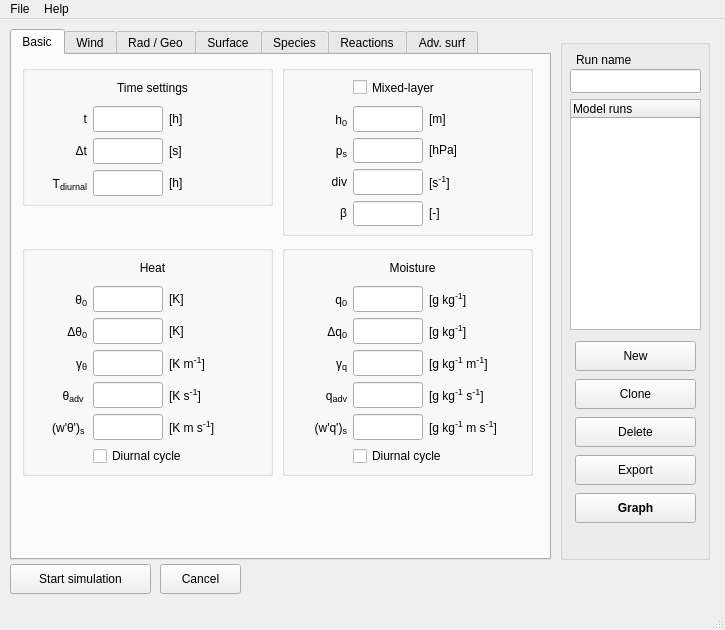
The window that mainwindow.ui (classmodel/modelgui) describes before a commit, drawn with Qt 5.
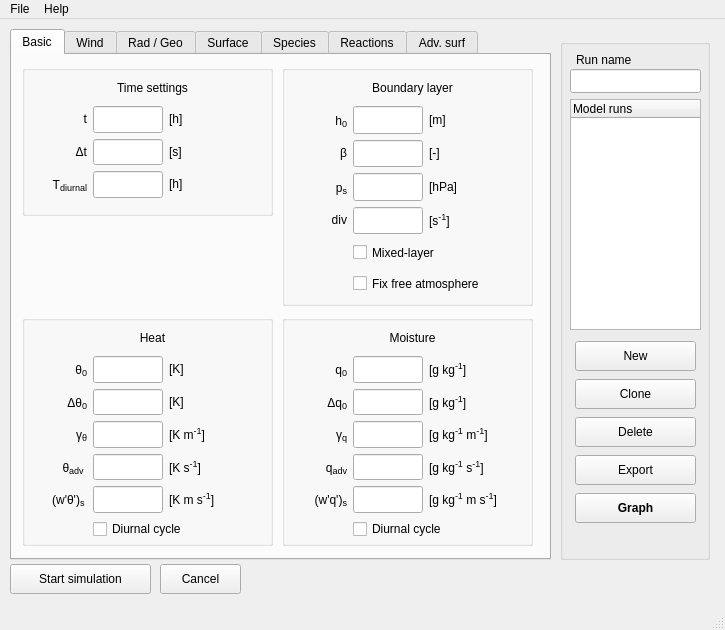
The same window after the commit.

```diff
--- a/mainwindow.ui
+++ b/mainwindow.ui
@@ -81,7 +81,7 @@
         <x>10</x>
         <y>10</y>
         <width>251</width>
-        <height>141</height>
+        <height>151</height>
        </rect>
       </property>
       <property name="title">
@@ -93,7 +93,7 @@
          <x>10</x>
          <y>10</y>
          <width>241</width>
-         <height>121</height>
+         <height>123</height>
         </rect>
        </property>
        <layout class="QGridLayout" name="modelsettings_grid" columnstretch="0,0,0" columnminimumwidth="0,0,0">
@@ -354,7 +354,7 @@
       <property name="geometry">
        <rect>
         <x>10</x>
-        <y>190</y>
+        <y>260</y>
         <width>251</width>
         <height>231</height>
        </rect>
@@ -368,7 +368,7 @@
          <x>10</x>
          <y>10</y>
          <width>241</width>
-         <height>211</height>
+         <height>214</height>
         </rect>
        </property>
        <layout class="QGridLayout" name="heat_grid" columnstretch="1,0,1" columnminimumwidth="50,0,90">
@@ -795,7 +795,7 @@
         <x>270</x>
         <y>10</y>
         <width>251</width>
-        <height>171</height>
+        <height>241</height>
        </rect>
       </property>
       <property name="title">
@@ -807,14 +807,142 @@
          <x>10</x>
          <y>10</y>
          <width>241</width>
-         <height>151</height>
+         <height>221</height>
         </rect>
        </property>
        <layout class="QGridLayout" name="ml_grid" columnstretch="1,0,1" columnminimumwidth="50,0,90">
         <property name="sizeConstraint">
          <enum>QLayout::SetMinimumSize</enum>
         </property>
-        <item row="1" column="0">
+        <item row="3" column="1">
+         <widget class="QLineEdit" name="input_ml_beta">
+          <property name="sizePolicy">
+           <sizepolicy hsizetype="Fixed" vsizetype="Expanding">
+            <horstretch>0</horstretch>
+            <verstretch>0</verstretch>
+           </sizepolicy>
+          </property>
+          <property name="minimumSize">
+           <size>
+            <width>70</width>
+            <height>0</height>
+           </size>
+          </property>
+          <property name="maximumSize">
+           <size>
+            <width>70</width>
+            <height>16777215</height>
+           </size>
+          </property>
+          <property name="toolTip">
+           <string>entrainment ratio for virtual heat</string>
+          </property>
+          <property name="text">
+           <string/>
+          </property>
+          <property name="alignment">
+           <set>Qt::AlignRight|Qt::AlignTrailing|Qt::AlignVCenter</set>
+          </property>
+         </widget>
+        </item>
+        <item row="3" column="0">
+         <widget class="QLabel" name="label_ml_beta">
+          <property name="sizePolicy">
+           <sizepolicy hsizetype="Fixed" vsizetype="Preferred">
+            <horstretch>0</horstretch>
+            <verstretch>0</verstretch>
+           </sizepolicy>
+          </property>
+          <property name="minimumSize">
+           <size>
+            <width>55</width>
+            <height>0</height>
+           </size>
+          </property>
+          <property name="maximumSize">
+           <size>
+            <width>55</width>
+            <height>16777215</height>
+           </size>
+          </property>
+          <property name="toolTip">
+           <string/>
+          </property>
+          <property name="text">
+           <string>&lt;html&gt;β&lt;/html&gt;</string>
+          </property>
+          <property name="alignment">
+           <set>Qt::AlignRight|Qt::AlignTrailing|Qt::AlignVCenter</set>
+          </property>
+         </widget>
+        </item>
+        <item row="1" column="0" colspan="3">
+         <widget class="QLabel" name="label_boundarylayer">
+          <property name="minimumSize">
+           <size>
+            <width>0</width>
+            <height>25</height>
+           </size>
+          </property>
+          <property name="maximumSize">
+           <size>
+            <width>16777215</width>
+            <height>25</height>
+           </size>
+          </property>
+          <property name="text">
+           <string>Boundary layer</string>
+          </property>
+          <property name="alignment">
+           <set>Qt::AlignCenter</set>
+          </property>
+         </widget>
+        </item>
+        <item row="3" column="2">
+         <widget class="QLabel" name="unitlabel_ml_beta">
+          <property name="toolTip">
+           <string/>
+          </property>
+          <property name="text">
+           <string>&lt;html&gt;[-]&lt;/html&gt;</string>
+          </property>
+          <property name="alignment">
+           <set>Qt::AlignLeading|Qt::AlignLeft|Qt::AlignVCenter</set>
+          </property>
+         </widget>
+        </item>
+        <item row="4" column="1">
+         <widget class="QLineEdit" name="input_ml_ps">
+          <property name="sizePolicy">
+           <sizepolicy hsizetype="Fixed" vsizetype="Expanding">
+            <horstretch>0</horstretch>
+            <verstretch>0</verstretch>
+           </sizepolicy>
+          </property>
+          <property name="minimumSize">
+           <size>
+            <width>70</width>
+            <height>0</height>
+           </size>
+          </property>
+          <property name="maximumSize">
+           <size>
+            <width>70</width>
+            <height>16777215</height>
+           </size>
+          </property>
+          <property name="toolTip">
+           <string>surface pressure</string>
+          </property>
+          <property name="text">
+           <string/>
+          </property>
+          <property name="alignment">
+           <set>Qt::AlignRight|Qt::AlignTrailing|Qt::AlignVCenter</set>
+          </property>
+         </widget>
+        </item>
+        <item row="2" column="0">
          <widget class="QLabel" name="label_ml_h">
           <property name="sizePolicy">
            <sizepolicy hsizetype="Fixed" vsizetype="Preferred">
@@ -845,7 +973,7 @@
           </property>
          </widget>
         </item>
-        <item row="1" column="1">
+        <item row="2" column="1">
          <widget class="QLineEdit" name="input_ml_h">
           <property name="sizePolicy">
            <sizepolicy hsizetype="Fixed" vsizetype="Expanding">
@@ -876,7 +1004,7 @@
           </property>
          </widget>
         </item>
-        <item row="2" column="0">
+        <item row="4" column="0">
          <widget class="QLabel" name="label_ml_ps">
           <property name="sizePolicy">
            <sizepolicy hsizetype="Fixed" vsizetype="Preferred">
@@ -907,38 +1035,7 @@
           </property>
          </widget>
         </item>
-        <item row="2" column="1">
-         <widget class="QLineEdit" name="input_ml_ps">
-          <property name="sizePolicy">
-           <sizepolicy hsizetype="Fixed" vsizetype="Expanding">
-            <horstretch>0</horstretch>
-            <verstretch>0</verstretch>
-           </sizepolicy>
-          </property>
-          <property name="minimumSize">
-           <size>
-            <width>70</width>
-            <height>0</height>
-           </size>
-          </property>
-          <property name="maximumSize">
-           <size>
-            <width>70</width>
-            <height>16777215</height>
-           </size>
-          </property>
-          <property name="toolTip">
-           <string>surface pressure</string>
-          </property>
-          <property name="text">
-           <string/>
-          </property>
-          <property name="alignment">
-           <set>Qt::AlignRight|Qt::AlignTrailing|Qt::AlignVCenter</set>
-          </property>
-         </widget>
-        </item>
-        <item row="3" column="0">
+        <item row="5" column="0">
          <widget class="QLabel" name="label_ml_ws">
           <property name="sizePolicy">
            <sizepolicy hsizetype="Fixed" vsizetype="Preferred">
@@ -969,7 +1066,7 @@
           </property>
          </widget>
         </item>
-        <item row="3" column="1">
+        <item row="5" column="1">
          <widget class="QLineEdit" name="input_ml_omegas">
           <property name="sizePolicy">
            <sizepolicy hsizetype="Fixed" vsizetype="Expanding">
@@ -1000,7 +1097,7 @@
           </property>
          </widget>
         </item>
-        <item row="1" column="2">
+        <item row="2" column="2">
          <widget class="QLabel" name="unitlabel_ml_h">
           <property name="toolTip">
            <string/>
@@ -1013,7 +1110,7 @@
           </property>
          </widget>
         </item>
-        <item row="2" column="2">
+        <item row="4" column="2">
          <widget class="QLabel" name="unitlabel_ml_ps">
           <property name="toolTip">
            <string/>
@@ -1026,7 +1123,7 @@
           </property>
          </widget>
         </item>
-        <item row="3" column="2">
+        <item row="5" column="2">
          <widget class="QLabel" name="unitlabel_ml_ws">
           <property name="toolTip">
            <string/>
@@ -1039,82 +1136,7 @@
           </property>
          </widget>
         </item>
-        <item row="4" column="0">
-         <widget class="QLabel" name="label_ml_beta">
-          <property name="sizePolicy">
-           <sizepolicy hsizetype="Fixed" vsizetype="Preferred">
-            <horstretch>0</horstretch>
-            <verstretch>0</verstretch>
-           </sizepolicy>
-          </property>
-          <property name="minimumSize">
-           <size>
-            <width>55</width>
-            <height>0</height>
-           </size>
-          </property>
-          <property name="maximumSize">
-           <size>
-            <width>55</width>
-            <height>16777215</height>
-           </size>
-          </property>
-          <property name="toolTip">
-           <string/>
-          </property>
-          <property name="text">
-           <string>&lt;html&gt;β&lt;/html&gt;</string>
-          </property>
-          <property name="alignment">
-           <set>Qt::AlignRight|Qt::AlignTrailing|Qt::AlignVCenter</set>
-          </property>
-         </widget>
-        </item>
-        <item row="4" column="1">
-         <widget class="QLineEdit" name="input_ml_beta">
-          <property name="sizePolicy">
-           <sizepolicy hsizetype="Fixed" vsizetype="Expanding">
-            <horstretch>0</horstretch>
-            <verstretch>0</verstretch>
-           </sizepolicy>
-          </property>
-          <property name="minimumSize">
-           <size>
-            <width>70</width>
-            <height>0</height>
-           </size>
-          </property>
-          <property name="maximumSize">
-           <size>
-            <width>70</width>
-            <height>16777215</height>
-           </size>
-          </property>
-          <property name="toolTip">
-           <string>entrainment ratio for virtual heat</string>
-          </property>
-          <property name="text">
-           <string/>
-          </property>
-          <property name="alignment">
-           <set>Qt::AlignRight|Qt::AlignTrailing|Qt::AlignVCenter</set>
-          </property>
-         </widget>
-        </item>
-        <item row="4" column="2">
-         <widget class="QLabel" name="unitlabel_ml_beta">
-          <property name="toolTip">
-           <string/>
-          </property>
-          <property name="text">
-           <string>&lt;html&gt;[-]&lt;/html&gt;</string>
-          </property>
-          <property name="alignment">
-           <set>Qt::AlignLeading|Qt::AlignLeft|Qt::AlignVCenter</set>
-          </property>
-         </widget>
-        </item>
-        <item row="0" column="1" colspan="2">
+        <item row="6" column="1" colspan="2">
          <widget class="QCheckBox" name="sw_ml">
           <property name="minimumSize">
            <size>
@@ -1139,6 +1161,31 @@
           </property>
          </widget>
         </item>
+        <item row="7" column="1" colspan="2">
+         <widget class="QCheckBox" name="sw_ftcws">
+          <property name="minimumSize">
+           <size>
+            <width>0</width>
+            <height>25</height>
+           </size>
+          </property>
+          <property name="maximumSize">
+           <size>
+            <width>16777215</width>
+            <height>25</height>
+           </size>
+          </property>
+          <property name="toolTip">
+           <string>Compensate free atmospheric warming due to subsidence</string>
+          </property>
+          <property name="layoutDirection">
+           <enum>Qt::LeftToRight</enum>
+          </property>
+          <property name="text">
+           <string>Fix free atmosphere</string>
+          </property>
+         </widget>
+        </item>
        </layout>
       </widget>
      </widget>
@@ -1146,7 +1193,7 @@
       <property name="geometry">
        <rect>
         <x>270</x>
-        <y>190</y>
+        <y>260</y>
         <width>251</width>
         <height>231</height>
        </rect>
@@ -1160,7 +1207,7 @@
          <x>10</x>
          <y>10</y>
          <width>241</width>
-         <height>211</height>
+         <height>214</height>
         </rect>
        </property>
        <layout class="QGridLayout" name="moisture_grid" columnstretch="1,0,1" columnminimumwidth="50,0,90">
@@ -4066,31 +4113,6 @@
           </property>
          </widget>
         </item>
-        <item row="2" column="1" colspan="2">
-         <widget class="QCheckBox" name="sw_ftcws">
-          <property name="minimumSize">
-           <size>
-            <width>0</width>
-            <height>25</height>
-           </size>
-          </property>
-          <property name="maximumSize">
-           <size>
-            <width>16777215</width>
-            <height>25</height>
-           </size>
-          </property>
-          <property name="toolTip">
-           <string>Compensate free atmospheric warming due to subsidence</string>
-          </property>
-          <property name="layoutDirection">
-           <enum>Qt::LeftToRight</enum>
-          </property>
-          <property name="text">
-           <string>Fix free atmosphere</string>
-          </property>
-         </widget>
-        </item>
        </layout>
       </widget>
      </widget>
```
Left out of the diff: 93 changed lines with no effect on the pictures.
